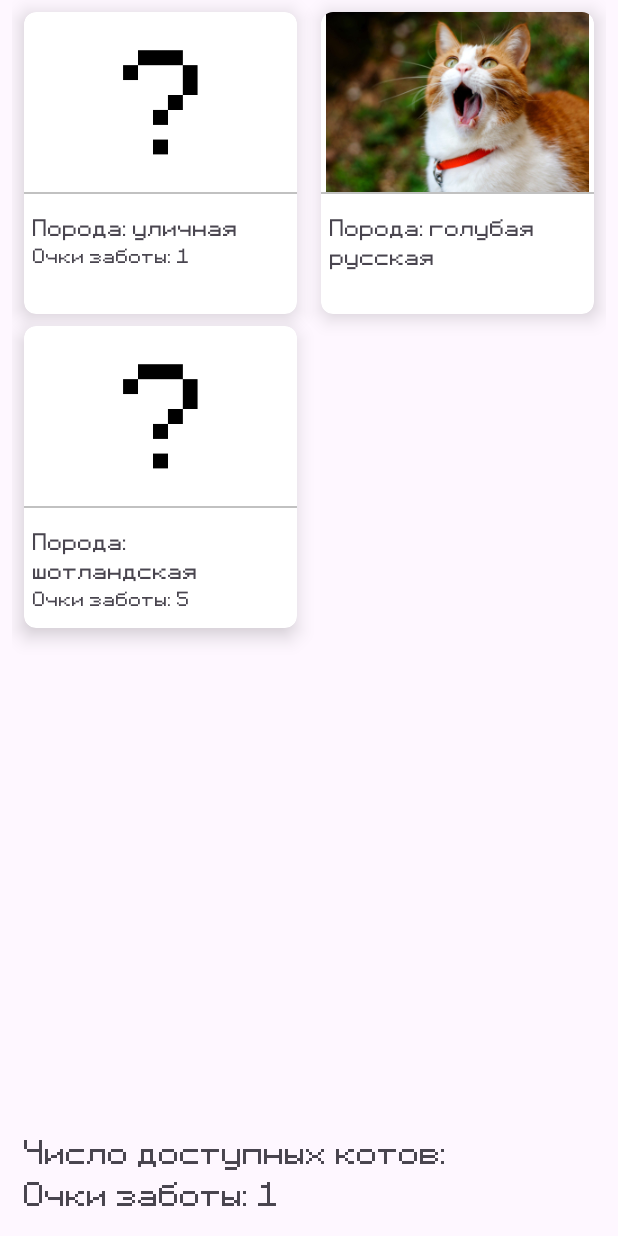
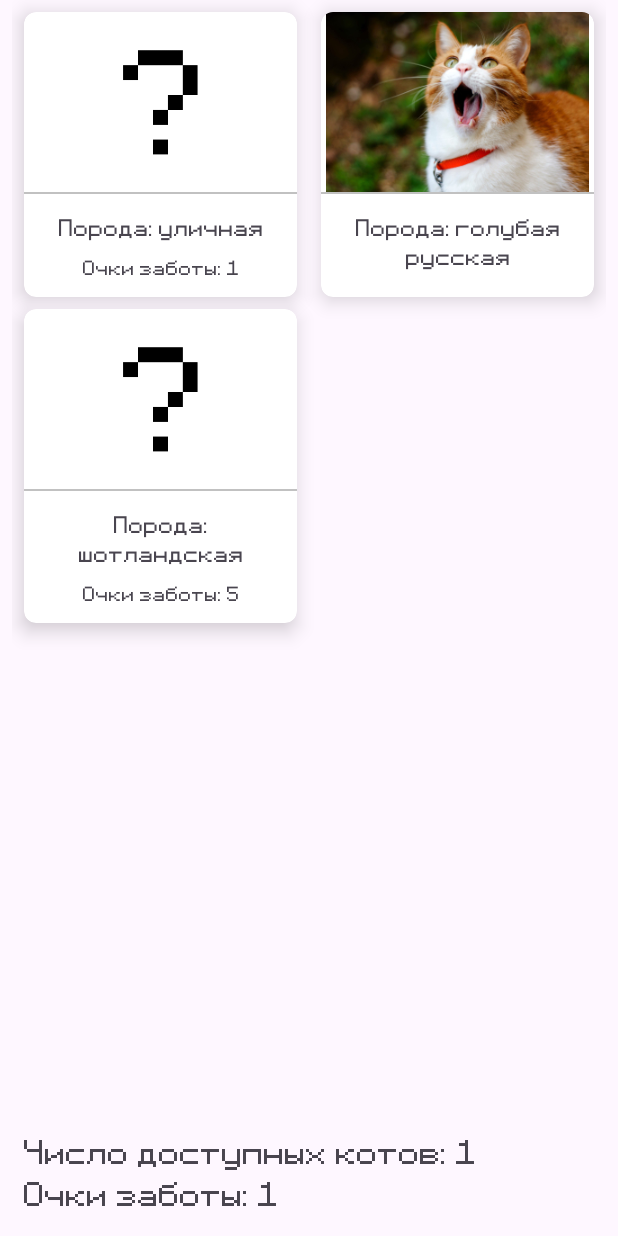
Before and after one commit to Karakurik/team2-project-summer-lab-2023, an Android app: the screen it shows after launch (StartActivity), after a tap on "Каталог", on a phone screen of 412 x 824 dp. Run offline under Robolectric (Android 15) with nearby library versions, the phone set to English and light mode, and no system bars.

Commit message:
update catalog

```diff
--- a/app/src/main/java/ru/itis/team2/summer2023/lab/CatItem.kt
+++ b/app/src/main/java/ru/itis/team2/summer2023/lab/CatItem.kt
@@ -3,6 +3,7 @@ package ru.itis.team2.summer2023.lab
 import android.graphics.BitmapFactory
 import android.graphics.drawable.Drawable
 import androidx.core.content.ContextCompat
+import androidx.recyclerview.widget.RecyclerView.GONE
 import androidx.recyclerview.widget.RecyclerView.ViewHolder
 import com.bumptech.glide.Glide
 import com.bumptech.glide.RequestManager
@@ -25,6 +26,7 @@ class CatItem(
             if (cat.open) {
                 glide.load(cat.urlImage)
                     .into(ivImage)
+                tvCarePoints.visibility = GONE
             }
             else {
                 tvCarePoints.text = "Очки заботы: ${cat.carePoints}"
--- a/app/src/main/java/ru/itis/team2/summer2023/lab/game/GameActivity.kt
+++ b/app/src/main/java/ru/itis/team2/summer2023/lab/game/GameActivity.kt
@@ -23,7 +23,7 @@ class GameActivity : AppCompatActivity() {
         setContentView(binding.root)
 
         val cat = findCat(this.getSharedPreferences("", Context.MODE_PRIVATE).getInt("last_cat_id", 1))
-        cat?.urlImage?.let { binding.ivCat.setImageResource(it) }
+        // cat?.urlImage?.let { binding.ivCat.setImageResource(it) }
 
         val fragment = supportFragmentManager.findFragmentById(R.id.game_container) as? NavHostFragment
         val controller = fragment?.navController
--- a/app/src/main/java/ru/itis/team2/summer2023/lab/start/CatalogFragment.kt
+++ b/app/src/main/java/ru/itis/team2/summer2023/lab/start/CatalogFragment.kt
@@ -30,6 +30,7 @@ class CatalogFragment : Fragment(R.layout.fragment_catalog) {
         sharedPreferences = this.activity?.getSharedPreferences("", Context.MODE_PRIVATE)
 
         binding!!.tvCarePoints.text = "Очки заботы: ${sharedPreferences?.getInt("care_points", 0)}"
+        binding!!.tvStatistic.text = "Число доступных котов: ${sharedPreferences?.getInt("number_of_cats", 1)}"
         initAdapter()
     }
 
@@ -41,7 +42,7 @@ class CatalogFragment : Fragment(R.layout.fragment_catalog) {
                 sharedPreferences?.edit {
                     putInt("last_cat_id", cat.id)
                 }
-                Log.e("last cat id", "${cat.id}")
+
                 val intent = Intent(requireContext(), GameActivity::class.java)
                 startActivity(intent)
             }
@@ -52,14 +53,17 @@ class CatalogFragment : Fragment(R.layout.fragment_catalog) {
                     .setPositiveButton("Да") { dialog, which ->
 
                         val points = sharedPreferences?.getInt("care_points", 0)
+                        val number = sharedPreferences?.getInt("number_of_cats", 1)
 
                         if (points!! >= cat.carePoints) {
                             sharedPreferences?.edit {
                                 putInt("care_points", points - cat.carePoints)
                                 putInt("last_cat_id", cat.id)
                                 putString("${cat.id} cat", replaceCatOpen(cat.id))
+                                putInt("number_of_cats", number!! + 1)
                             }
                             binding!!.tvCarePoints.text = "Очки заботы: ${sharedPreferences?.getInt("care_points", 0)}"
+                            binding!!.tvStatistic.text = "Число доступных котов: ${sharedPreferences?.getInt("number_of_cats", 1)}"
                             val intent = Intent(requireContext(), GameActivity::class.java)
                             startActivity(intent)
                         }
--- a/app/src/main/java/ru/itis/team2/summer2023/lab/start/StartActivity.kt
+++ b/app/src/main/java/ru/itis/team2/summer2023/lab/start/StartActivity.kt
@@ -45,6 +45,7 @@ class StartActivity : AppCompatActivity() {
             sharedPreferences.edit {
                 putInt("last_cat_id", 1)
                 putInt("care_points", 1)
+                putInt("number_of_cats", 1)
             }
         }
     }
--- a/app/src/main/res/layout/item_cat.xml
+++ b/app/src/main/res/layout/item_cat.xml
@@ -37,23 +37,26 @@
 
         <TextView
             android:id="@+id/tv_breed"
-            android:layout_width="170dp"
+            android:layout_width="165dp"
             android:layout_height="wrap_content"
             android:layout_marginHorizontal="16dp"
             android:layout_marginTop="12dp"
+            android:layout_marginBottom="8dp"
             android:textSize="14sp"
             app:layout_constraintBottom_toTopOf="@id/tv_care_points"
             app:layout_constraintEnd_toEndOf="parent"
             app:layout_constraintStart_toStartOf="parent"
             app:layout_constraintTop_toTopOf="@id/divider"
-            tools:text="street cat" />
+            tools:text="street cat"
+            android:gravity="center"/>
 
         <TextView
             android:id="@+id/tv_care_points"
-            android:layout_width="170dp"
+            android:layout_width="165dp"
             android:layout_height="wrap_content"
             android:textSize="12sp"
             tools:text="5 points"
+            android:gravity="center"
             android:layout_marginBottom="12dp"
             app:layout_constraintEnd_toEndOf="@+id/tv_breed"
             app:layout_constraintStart_toStartOf="@+id/tv_breed"
```
